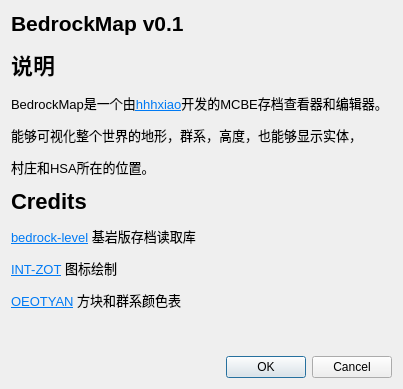
Before: the Qt Designer form aboutdialog.ui in bedrock-dev/BedrockMap, drawn with Qt 5.
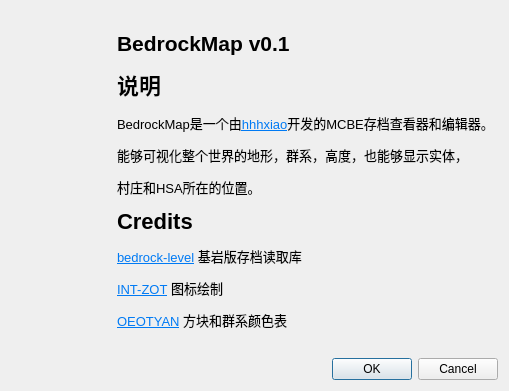
After: the same form once the commit is applied.

Diff of the .ui file:
```diff
--- a/aboutdialog.ui
+++ b/aboutdialog.ui
@@ -2,12 +2,44 @@
 <ui version="4.0">
  <class>AboutDialog</class>
  <widget class="QDialog" name="AboutDialog">
+  <property name="geometry">
+   <rect>
+    <x>0</x>
+    <y>0</y>
+    <width>509</width>
+    <height>391</height>
+   </rect>
+  </property>
   <property name="windowTitle">
    <string>Dialog</string>
   </property>
   <layout class="QVBoxLayout" name="verticalLayout">
    <item>
-    <widget class="QLabel" name="label_2">
+    <layout class="QHBoxLayout" name="horizontalLayout">
+     <property name="spacing">
+      <number>20</number>
+     </property>
+     <property name="topMargin">
+      <number>20</number>
+     </property>
+     <item>
+      <widget class="QLabel" name="logo">
+       <property name="maximumSize">
+        <size>
+         <width>128</width>
+         <height>16777215</height>
+        </size>
+       </property>
+       <property name="text">
+        <string/>
+       </property>
+       <property name="alignment">
+        <set>Qt::AlignLeading|Qt::AlignLeft|Qt::AlignTop</set>
+       </property>
+      </widget>
+     </item>
+     <item>
+      <widget class="QLabel" name="info_label">
      <property name="maximumSize">
       <size>
        <width>16777215</width>
@@ -24,6 +56,8 @@
       <enum>Qt::RichText</enum>
      </property>
     </widget>
+     </item>
+    </layout>
    </item>
    <item>
     <spacer name="verticalSpacer">
```
Lines whose indentation alone changed are shown as unchanged.
